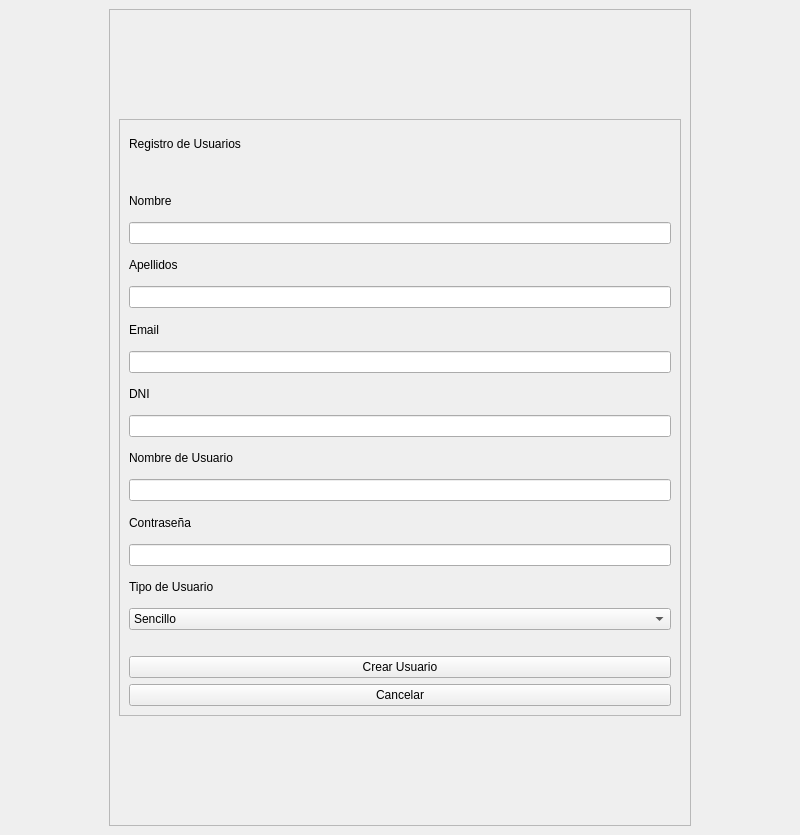
Before: the Qt Designer form src/vista/ui/RegistroUsu.ui in OscaarMG/campasgym, drawn with Qt 5.
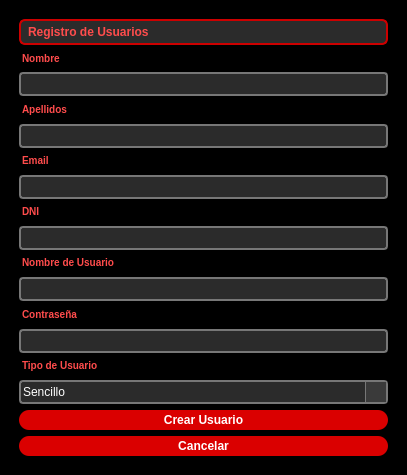
After: the same form once the commit is applied.

Commit message: Registros, suscripcion, solicitar dieta y rutina, clases disp

What changed in the file:
```diff
--- a/src/vista/ui/RegistroUsu.ui
+++ b/src/vista/ui/RegistroUsu.ui
@@ -6,28 +6,24 @@
    <rect>
     <x>0</x>
     <y>0</y>
-    <width>800</width>
-    <height>835</height>
+    <width>407</width>
+    <height>475</height>
    </rect>
   </property>
+  <property name="maximumSize">
+   <size>
+    <width>16777215</width>
+    <height>846</height>
+   </size>
+  </property>
   <property name="windowTitle">
    <string>MainWindow</string>
   </property>
+  <property name="styleSheet">
+   <string notr="true">background-color:#000000</string>
+  </property>
   <widget class="QWidget" name="centralwidget">
    <layout class="QHBoxLayout" name="horizontalLayout">
-    <item>
-     <spacer name="verticalSpacer">
-      <property name="orientation">
-       <enum>Qt::Vertical</enum>
-      </property>
-      <property name="sizeHint" stdset="0">
-       <size>
-        <width>100</width>
-        <height>575</height>
-       </size>
-      </property>
-     </spacer>
-    </item>
     <item>
      <widget class="QFrame" name="frame">
       <property name="frameShape">
@@ -38,115 +34,227 @@
       </property>
       <layout class="QVBoxLayout" name="verticalLayout">
        <item>
-        <spacer name="horizontalSpacer">
-         <property name="orientation">
-          <enum>Qt::Horizontal</enum>
-         </property>
-         <property name="sizeHint" stdset="0">
-          <size>
-           <width>531</width>
-           <height>100</height>
-          </size>
-         </property>
-        </spacer>
-       </item>
-       <item>
-        <widget class="QFrame" name="frame_2">
-         <property name="maximumSize">
-          <size>
-           <width>16777215</width>
-           <height>16777215</height>
-          </size>
-         </property>
-         <property name="frameShape">
-          <enum>QFrame::StyledPanel</enum>
-         </property>
-         <property name="frameShadow">
-          <enum>QFrame::Raised</enum>
-         </property>
-         <layout class="QVBoxLayout" name="verticalLayout_2">
-          <item>
            <widget class="QLabel" name="label">
+         <property name="styleSheet">
+          <string notr="true">QLabel {
+    background-color: #2b2b2b;     
+    color: #ff4c4c;              
+    border: 2px solid #cc0000;     
+    padding: 4px;
+    font-size: 12px;
+    font-weight: bold;
+    border-radius: 6px;
+}</string>
+         </property>
             <property name="text">
              <string>Registro de Usuarios</string>
             </property>
            </widget>
           </item>
-          <item>
-           <spacer name="horizontalSpacer_3">
-            <property name="orientation">
-             <enum>Qt::Horizontal</enum>
-            </property>
-            <property name="sizeHint" stdset="0">
-             <size>
-              <width>507</width>
-              <height>20</height>
-             </size>
-            </property>
-           </spacer>
-          </item>
           <item>
            <widget class="QLabel" name="label_2">
+         <property name="styleSheet">
+          <string notr="true">QLabel{
+    color: #ff4c4c;              
+    font-size: 10px;
+    font-weight: bold;
+    padding-bottom: 1.3px;
+}
+</string>
+         </property>
             <property name="text">
              <string>Nombre</string>
             </property>
            </widget>
           </item>
           <item>
-           <widget class="QLineEdit" name="lineNombre"/>
+        <widget class="QLineEdit" name="lineNombre">
+         <property name="styleSheet">
+          <string notr="true">QLineEdit {
+    background-color: #2b2b2b;      
+    color: white;                   
+    border: 1.5px solid #777777;     
+    padding: 2px;
+    border-radius: 4px;
+    selection-background-color: #444444;
+    selection-color: #ff4c4c;        
+}
+</string>
+         </property>
+        </widget>
           </item>
           <item>
            <widget class="QLabel" name="label_3">
+         <property name="styleSheet">
+          <string notr="true">QLabel {
+    color: #ff4c4c;                
+    font-size: 10px;
+    font-weight: bold;
+    padding-bottom: 2px;
+}
+</string>
+         </property>
             <property name="text">
              <string>Apellidos</string>
             </property>
            </widget>
           </item>
           <item>
-           <widget class="QLineEdit" name="lineApellidos"/>
+        <widget class="QLineEdit" name="lineApellidos">
+         <property name="styleSheet">
+          <string notr="true">QLineEdit {
+    background-color: #2b2b2b;      
+    color: white;                   
+    border: 1.5px solid #777777;     
+    padding: 2px;
+    border-radius: 4px;
+    selection-background-color: #444444;
+    selection-color: #ff4c4c;        
+}
+</string>
+         </property>
+        </widget>
           </item>
           <item>
            <widget class="QLabel" name="label_4">
+         <property name="styleSheet">
+          <string notr="true">QLabel {
+    color: #ff4c4c;                 
+    font-size: 10px;
+    font-weight: bold;
+    padding-bottom: 2px;
+}
+</string>
+         </property>
             <property name="text">
              <string>Email</string>
             </property>
            </widget>
           </item>
           <item>
-           <widget class="QLineEdit" name="lineEmail"/>
+        <widget class="QLineEdit" name="lineEmail">
+         <property name="styleSheet">
+          <string notr="true">QLineEdit {
+    background-color: #2b2b2b;      
+    color: white;                   
+    border: 1.5px solid #777777;     
+    padding: 2px;
+    border-radius: 4px;
+    selection-background-color: #444444;
+    selection-color: #ff4c4c;        
+}
+</string>
+         </property>
+        </widget>
           </item>
           <item>
            <widget class="QLabel" name="label_7">
+         <property name="styleSheet">
+          <string notr="true">QLabel {
+    color: #ff4c4c;                
+    font-size: 10px;
+    font-weight: bold;
+    padding-bottom: 2px;
+}
+</string>
+         </property>
             <property name="text">
              <string>DNI</string>
             </property>
            </widget>
           </item>
           <item>
-           <widget class="QLineEdit" name="lineDNI"/>
+        <widget class="QLineEdit" name="lineDNI">
+         <property name="styleSheet">
+          <string notr="true">QLineEdit {
+    background-color: #2b2b2b;      
+    color: white;                   
+    border: 1.5px solid #777777;     
+    padding: 2px;
+    border-radius: 4px;
+    selection-background-color: #444444;
+    selection-color: #ff4c4c;        
+}
+
+</string>
+         </property>
+        </widget>
           </item>
           <item>
            <widget class="QLabel" name="label_5">
+         <property name="styleSheet">
+          <string notr="true">QLabel {
+    color: #ff4c4c;              
+    font-size: 10px;
+    font-weight: bold;
+    padding-bottom: 2px;
+}
+</string>
+         </property>
             <property name="text">
              <string>Nombre de Usuario</string>
             </property>
            </widget>
           </item>
           <item>
-           <widget class="QLineEdit" name="lineUsuario"/>
+        <widget class="QLineEdit" name="lineUsuario">
+         <property name="styleSheet">
+          <string notr="true">QLineEdit {
+    background-color: #2b2b2b;      
+    color: white;                   
+    border: 1.5px solid #777777;     
+    padding: 2px;
+    border-radius: 4px;
+    selection-background-color: #444444;
+    selection-color: #ff4c4c;        
+}
+</string>
+         </property>
+        </widget>
           </item>
           <item>
            <widget class="QLabel" name="label_6">
+         <property name="styleSheet">
+          <string notr="true">QLabel {
+    color: #ff4c4c;             
+    font-size: 10px;
+    font-weight: bold;
+    padding-bottom: 2px;
+}
+</string>
+         </property>
             <property name="text">
              <string>Contraseña</string>
             </property>
            </widget>
           </item>
           <item>
-           <widget class="QLineEdit" name="lineContrasena"/>
+        <widget class="QLineEdit" name="lineContrasena">
+         <property name="styleSheet">
+          <string notr="true">QLineEdit {
+    background-color: #2b2b2b;      
+    color: white;                   
+    border: 1.5px solid #777777;     
+    padding: 2px;
+    border-radius: 4px;
+    selection-background-color: #444444;
+    selection-color: #ff4c4c;        
+}
+</string>
+         </property>
+        </widget>
           </item>
           <item>
            <widget class="QLabel" name="label_8">
+         <property name="styleSheet">
+          <string notr="true">QLabel {
+    color: #ff4c4c;               
+    font-size: 10px;
+    font-weight: bold;
+    padding-bottom: 2px;
+}
+</string>
+         </property>
             <property name="text">
              <string>Tipo de Usuario</string>
             </property>
@@ -154,6 +262,31 @@
           </item>
           <item>
            <widget class="QComboBox" name="comboBoxTipoUsu">
+         <property name="styleSheet">
+          <string notr="true">QComboBox {
+    background-color: #2b2b2b;   
+    color: white;                    
+    border: 1.5px solid #777777;     
+    padding: 2px;
+    border-radius: 4px;
+}
+
+QComboBox::drop-down {
+    subcontrol-origin: padding;
+    subcontrol-position: top right;
+    width: 20px;
+    border-left: 1px solid #777777;
+    background-color: #3a3a3a;
+}
+
+QComboBox QAbstractItemView {
+    background-color: #2b2b2b;
+    color: white;
+    selection-background-color: #444444;
+    selection-color: #ff4c4c;     
+    border: 1px solid #555555;
+}</string>
+         </property>
             <item>
              <property name="text">
               <string>Sencillo</string>
@@ -166,21 +299,22 @@
             </item>
            </widget>
           </item>
-          <item>
-           <spacer name="horizontalSpacer_4">
-            <property name="orientation">
-             <enum>Qt::Horizontal</enum>
-            </property>
-            <property name="sizeHint" stdset="0">
-             <size>
-              <width>40</width>
-              <height>20</height>
-             </size>
-            </property>
-           </spacer>
-          </item>
           <item>
            <widget class="QPushButton" name="pushButtonCrear">
+         <property name="styleSheet">
+          <string notr="true">QPushButton {
+    background-color: #da0000;
+    color: white;
+    border-radius: 10px;
+    padding: 3px;
+    font-size: 12px;
+    font-weight: bold;
+}
+
+QPushButton:hover {
+    background-color: #aa0000;
+}</string>
+         </property>
             <property name="text">
              <string>Crear Usuario</string>
             </property>
@@ -188,6 +322,20 @@
           </item>
           <item>
            <widget class="QPushButton" name="pushButtonCancelar">
+         <property name="styleSheet">
+          <string notr="true">QPushButton {
+    background-color: #da0000;
+    color: white;
+    border-radius: 10px;
+    padding: 3px;
+    font-size: 12px;
+    font-weight: bold;
+}
+
+QPushButton:hover {
+    background-color: #aa0000;
+}</string>
+         </property>
             <property name="text">
              <string>Cancelar</string>
             </property>
@@ -195,35 +343,6 @@
           </item>
          </layout>
         </widget>
-       </item>
-       <item>
-        <spacer name="horizontalSpacer_2">
-         <property name="orientation">
-          <enum>Qt::Horizontal</enum>
-         </property>
-         <property name="sizeHint" stdset="0">
-          <size>
-           <width>531</width>
-           <height>100</height>
-          </size>
-         </property>
-        </spacer>
-       </item>
-      </layout>
-     </widget>
-    </item>
-    <item>
-     <spacer name="verticalSpacer_2">
-      <property name="orientation">
-       <enum>Qt::Vertical</enum>
-      </property>
-      <property name="sizeHint" stdset="0">
-       <size>
-        <width>100</width>
-        <height>575</height>
-       </size>
-      </property>
-     </spacer>
     </item>
    </layout>
   </widget>
```
Lines whose indentation alone changed are shown as unchanged. The commit also changes 5 other files.
